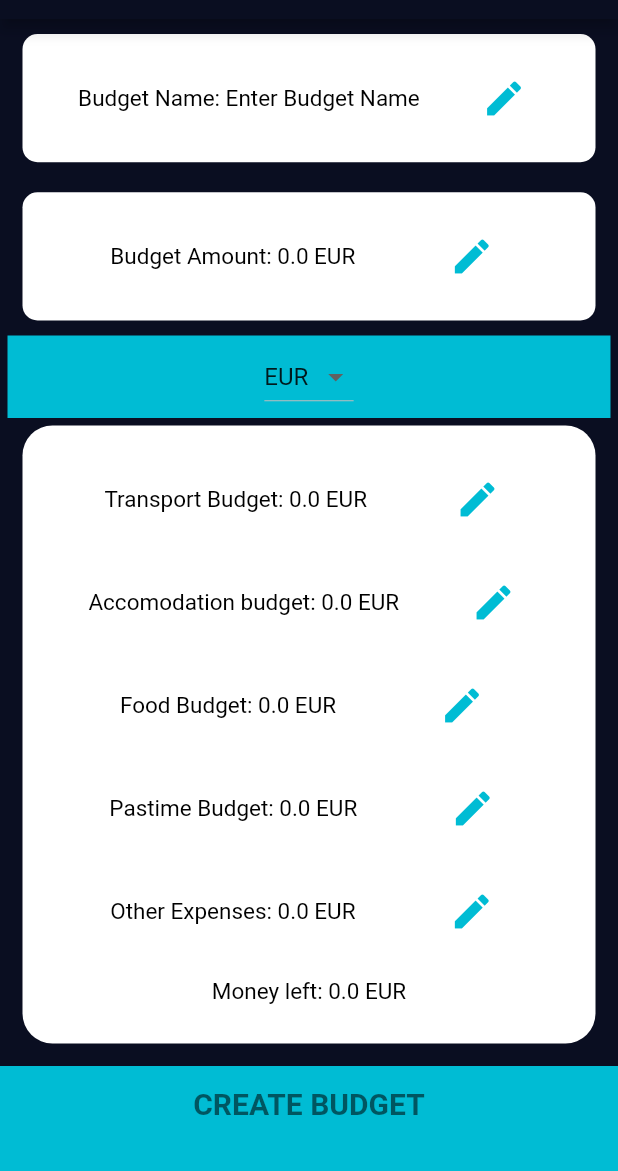
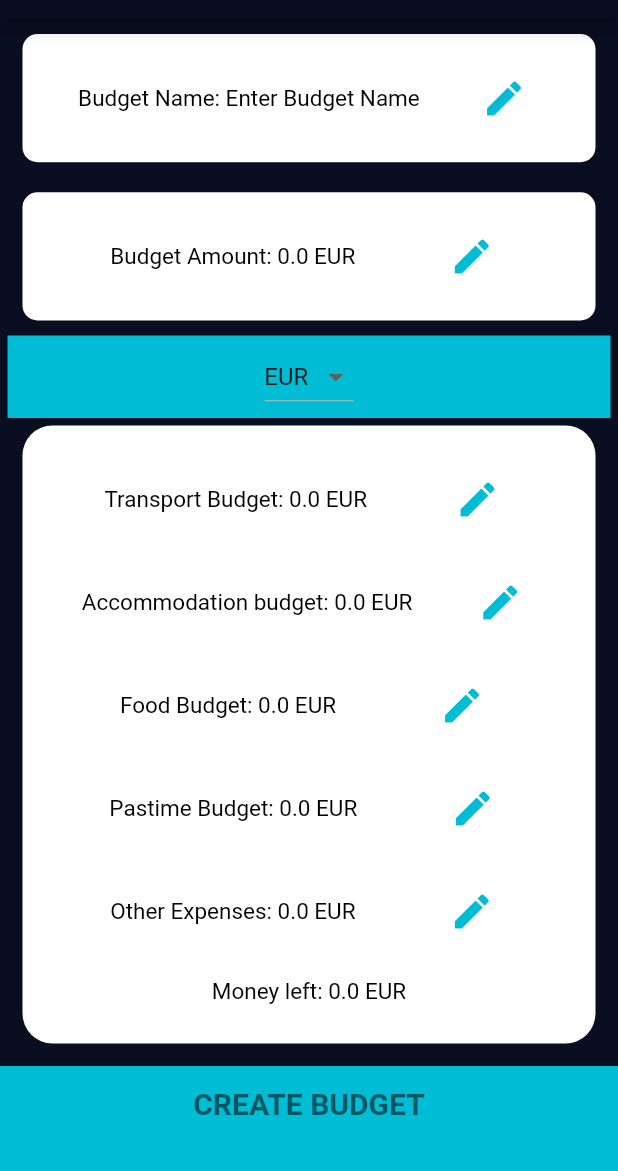
Before and after one commit to TarNur/ControlYourBudget, a Flutter app: the NewBudget screen opened by its route, on a phone screen of 412 x 824 dp, the part 65-1236 px from its top. Run offline on Flutter 3.47's test engine with Material 2 defaults, Android fonts, the phone set to English and light mode, and no system bars; our stand-ins replace sqflite; accounts and stored records are empty.

Commit message:
kirjaviga parandus

```diff
--- a/control_your_budget/lib/budget_helper.dart
+++ b/control_your_budget/lib/budget_helper.dart
@@ -178,7 +178,7 @@ class BudgetHelper {
     if (subCategory == 'Transport'){
       subcategoryLeftCurrent = budget.transportBudgetLeft;
       await db.rawUpdate('UPDATE $tableName SET $transportBudgetLeft = ? WHERE id = ?', [subcategoryLeftCurrent - billAmount, id]);
-    } else if (subCategory == 'Accomodation'){
+    } else if (subCategory == 'Accommodation'){
       subcategoryLeftCurrent = budget.accomodationBudgetLeft;
       await db.rawUpdate('UPDATE $tableName SET $accomodationBudgetLeft = ? WHERE id = ?', [subcategoryLeftCurrent - billAmount, id]);
     } else if (subCategory == 'Food'){
--- a/control_your_budget/lib/components/subCategories_list.dart
+++ b/control_your_budget/lib/components/subCategories_list.dart
@@ -131,7 +131,7 @@ class _BudgetsListState extends State<BudgetsList> {
         ),
         ListTile(
           title: Text(
-            'Accomodation Budget',
+            'Accommodation Budget',
             style: TextStyle(
               color: Colors.cyan,
               fontSize: 20.0,
--- a/control_your_budget/lib/constants.dart
+++ b/control_your_budget/lib/constants.dart
@@ -54,7 +54,7 @@ const List<String> paymentTypes = [
 
 const List<String> subCategories = [
   'Transport',
-  'Accomodation',
+  'Accommodation',
   'Food',
   'Pastime',
   'Other Expenses',
--- a/control_your_budget/lib/screens/editBudget_page.dart
+++ b/control_your_budget/lib/screens/editBudget_page.dart
@@ -272,7 +272,7 @@ class _EditBudgetState extends State<EditBudget> {
                     // ACCOMODATION BUDGET
                     children: [
                       Text(
-                        'Accomodation budget: $accomodationBudget $selectedCurrency',
+                        'Accommodation budget: $accomodationBudget $selectedCurrency',
                         style: kLabelTextStyle,
                       ),
                       IconButton(
--- a/control_your_budget/lib/screens/newBill_page.dart
+++ b/control_your_budget/lib/screens/newBill_page.dart
@@ -103,7 +103,7 @@ class _NewBillState extends State<NewBill> {
     String correctFormatSubcategory;
     if (subCategory == 'Transport'){
       correctFormatSubcategory = 'transportBudget';
-    } else if (subCategory == 'Accomodation'){
+    } else if (subCategory == 'Accommodation'){
       correctFormatSubcategory = 'accomodationBudget';
     } else if (subCategory == 'Food'){
       correctFormatSubcategory = 'foodBudget';
--- a/control_your_budget/lib/screens/newBudget_page.dart
+++ b/control_your_budget/lib/screens/newBudget_page.dart
@@ -244,7 +244,7 @@ class _NewBudgetState extends State<NewBudget> {
                     // ACCOMODATION BUDGET
                     children: [
                       Text(
-                        'Accomodation budget: $accomodationBudget $selectedCurrency',
+                        'Accommodation budget: $accomodationBudget $selectedCurrency',
                         style: kLabelTextStyle,
                       ),
                       IconButton(
```
